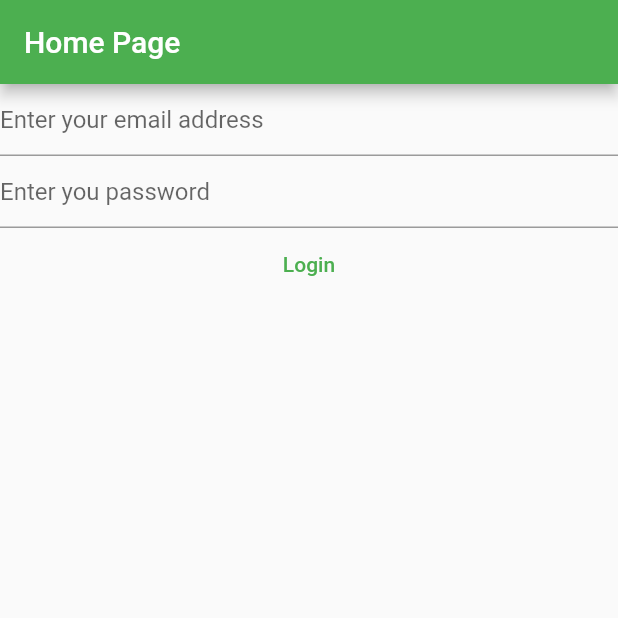
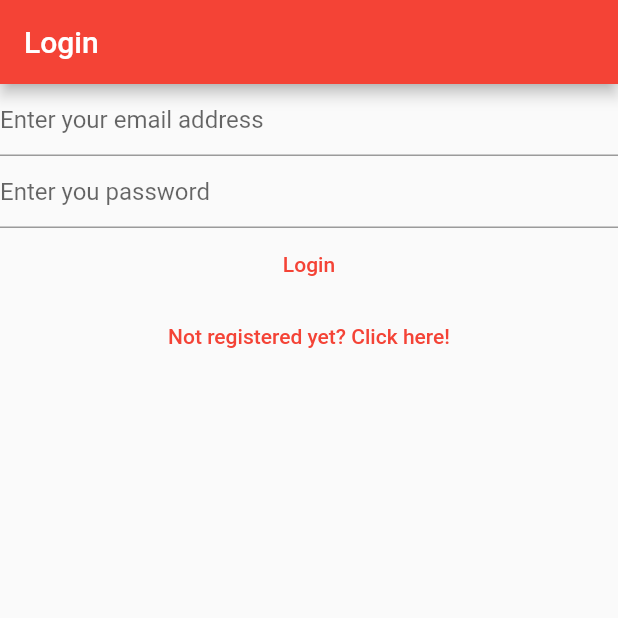
Before and after one commit to fabou78/mynotes, a Flutter app: the screen it shows after launch, on a phone screen of 412 x 824 dp, the top half of it. Run offline on Flutter 3.47's test engine with Material 2 defaults, Android fonts, the phone set to English and light mode, and no system bars; our stand-ins replace firebase_auth, firebase_core; accounts and stored records are empty.

Commit message:
Completed ch17

```diff
--- a/lib/main.dart
+++ b/lib/main.dart
@@ -2,6 +2,8 @@ import 'package:firebase_auth/firebase_auth.dart';
 import 'package:firebase_core/firebase_core.dart';
 import 'package:flutter/material.dart';
 import 'package:mynotes/views/login_view.dart';
+import 'package:mynotes/views/register_view.dart';
+import 'package:mynotes/views/verify_email_view.dart';
 
 import 'firebase_options.dart';
 
@@ -10,9 +12,13 @@ void main() {
   runApp(MaterialApp(
     title: 'Flutter Demo',
     theme: ThemeData(
-      primarySwatch: Colors.green,
+      primarySwatch: Colors.red,
     ),
     home: const HomePage(),
+    routes: {
+      '/login/': (context) => const LoginView(),
+      '/register/': (context) => const RegisterView()
+    },
   ));
 }
 
@@ -21,55 +27,28 @@ class HomePage extends StatelessWidget {
 
   @override
   Widget build(BuildContext context) {
-    return Scaffold(
-      appBar: AppBar(
-        title: const Text('Home Page'),
-      ),
-      body: FutureBuilder(
+    return FutureBuilder(
       future: Firebase.initializeApp(
         options: DefaultFirebaseOptions.currentPlatform,
       ),
       builder: (context, snapshot) {
         switch (snapshot.connectionState) {
           case ConnectionState.done:
-              //   final user = FirebaseAuth.instance.currentUser;
-              //   if (user?.emailVerified ?? false) {
-              //     return const Text('Done');
-              //   } else {
-              //     return const VerifyEmailView();
-              //   }
+            final user = FirebaseAuth.instance.currentUser;
+            if (user != null) {
+              if (user.emailVerified) {
+                print('Email is verified');
+              } else {
+                return const VerifyEmailView();
+              }
+            } else {
               return const LoginView();
+            }
+            return const Text('Done');
           default:
-              return const Text('Loading...');
+            return const CircularProgressIndicator();
         }
       },
-      ),
     );
   }
 }
-
-class VerifyEmailView extends StatefulWidget {
-  const VerifyEmailView({super.key});
-
-  @override
-  State<VerifyEmailView> createState() => _VerifyEmailViewState();
-}
-
-class _VerifyEmailViewState extends State<VerifyEmailView> {
-  @override
-  Widget build(BuildContext context) {
-    return Column(
-      children: [
-        const Text('Please verify your email address:'),
-        TextButton(
-          onPressed: () async {
-            final user = FirebaseAuth.instance.currentUser;
-            await user?.sendEmailVerification();
-            print(user);
-          },
-          child: const Text('Send email verification'),
-        )
-      ],
-    );
-  }
-}
--- a/lib/views/login_view.dart
+++ b/lib/views/login_view.dart
@@ -28,7 +28,11 @@ class _LoginViewState extends State<LoginView> {
 
   @override
   Widget build(BuildContext context) {
-    return Column(
+    return Scaffold(
+      appBar: AppBar(
+        title: const Text('Login'),
+      ),
+      body: Column(
         children: [
           TextField(
             controller: _email,
@@ -72,7 +76,16 @@ class _LoginViewState extends State<LoginView> {
             },
             child: const Text('Login'),
           ),
+          TextButton(
+              onPressed: () {
+                Navigator.of(context).pushNamedAndRemoveUntil(
+                  '/register/',
+                  (route) => false,
+                );
+              },
+              child: const Text('Not registered yet? Click here!')),
         ],
+      ),
     );
   }
 }
```
Also changed, not shown: lib/views/register_view.dart (+15 -1 lines), lib/views/verify_email_view.dart (added, +33 -0 lines). Lines whose indentation alone changed are shown as unchanged.
